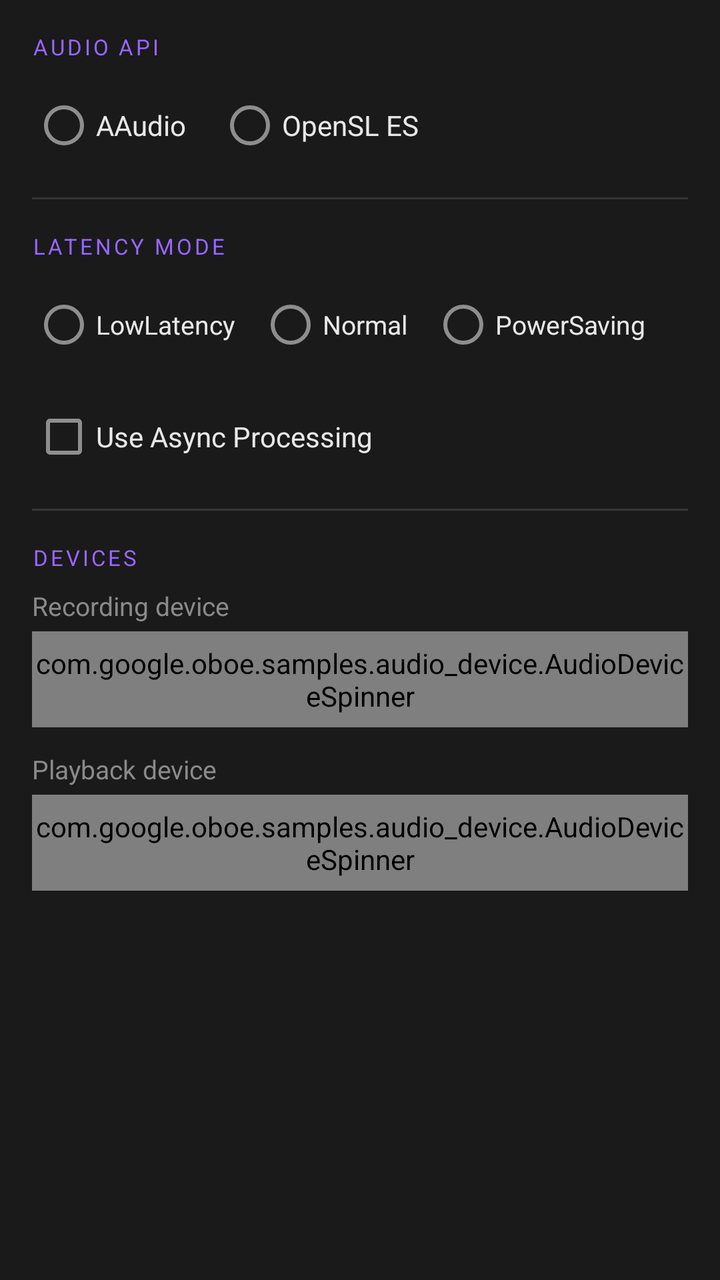
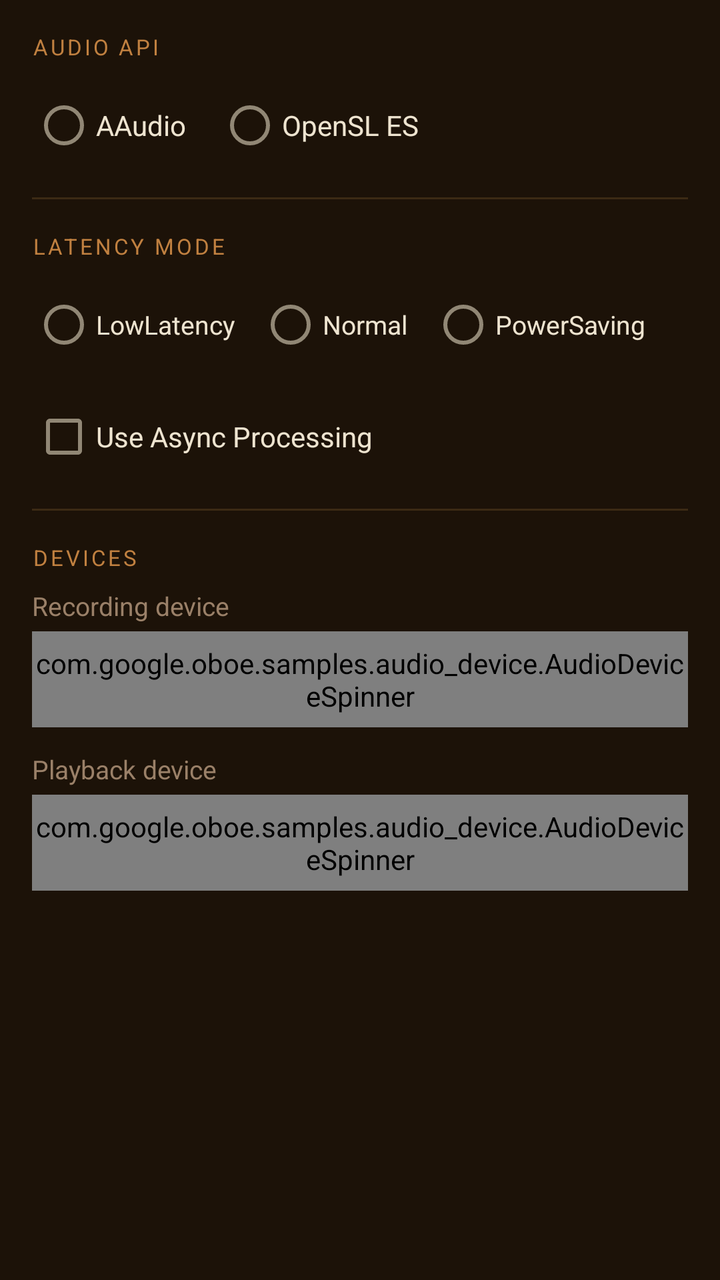

An Android layout rendered at two revisions. The XML below is the earlier revision; the diff shows what the commit changed to produce the second picture.
<!-- AndroidManifest.xml: application theme Theme.beatriceapp -->
<!-- res/layout/fragment_settings.xml -->
<?xml version="1.0" encoding="utf-8"?>
<ScrollView xmlns:android="http://schemas.android.com/apk/res/android"
    android:layout_width="match_parent"
    android:layout_height="match_parent"
    android:background="@color/vst_bg_primary">

    <LinearLayout
        android:layout_width="match_parent"
        android:layout_height="wrap_content"
        android:orientation="vertical"
        android:padding="16dp">

        
        <TextView
            android:layout_width="match_parent"
            android:layout_height="wrap_content"
            android:text="@string/section_audio_api"
            android:textColor="@color/vst_accent_purple"
            android:textSize="11sp"
            android:textAllCaps="true"
            android:letterSpacing="0.12"
            android:layout_marginBottom="8dp" />

        <RadioGroup
            android:id="@+id/apiSelectionGroup"
            android:layout_width="match_parent"
            android:layout_height="wrap_content"
            android:orientation="horizontal">

            <RadioButton
                android:id="@+id/aaudioButton"
                android:layout_width="wrap_content"
                android:layout_height="wrap_content"
                android:text="@string/aaudio"
                android:textColor="@color/vst_text_primary"
                android:textSize="14sp"
                android:layout_marginEnd="16dp" />

            <RadioButton
                android:id="@+id/slesButton"
                android:layout_width="wrap_content"
                android:layout_height="wrap_content"
                android:text="@string/sles"
                android:textColor="@color/vst_text_primary"
                android:textSize="14sp" />

        </RadioGroup>

        <View
            android:layout_width="match_parent"
            android:layout_height="1dp"
            android:background="@color/vst_divider"
            android:layout_marginTop="12dp"
            android:layout_marginBottom="16dp" />

        
        <TextView
            android:layout_width="match_parent"
            android:layout_height="wrap_content"
            android:text="@string/section_latency"
            android:textColor="@color/vst_accent_purple"
            android:textSize="11sp"
            android:textAllCaps="true"
            android:letterSpacing="0.12"
            android:layout_marginBottom="8dp" />

        <RadioGroup
            android:id="@+id/LatencySelectionGroup"
            android:layout_width="match_parent"
            android:layout_height="wrap_content"
            android:orientation="horizontal">

            <RadioButton
                android:id="@+id/LowLatencyButton"
                android:layout_width="wrap_content"
                android:layout_height="wrap_content"
                android:text="@string/low_latency"
                android:textColor="@color/vst_text_primary"
                android:textSize="13sp"
                android:layout_marginEnd="12dp" />

            <RadioButton
                android:id="@+id/NormalLatencyButton"
                android:layout_width="wrap_content"
                android:layout_height="wrap_content"
                android:text="@string/normal_latency"
                android:textColor="@color/vst_text_primary"
                android:textSize="13sp"
                android:layout_marginEnd="12dp" />

            <RadioButton
                android:id="@+id/PowerSavingButton"
                android:layout_width="wrap_content"
                android:layout_height="wrap_content"
                android:text="@string/power_saving"
                android:textColor="@color/vst_text_primary"
                android:textSize="13sp" />

        </RadioGroup>

        <CheckBox
            android:id="@+id/asyncProcessingCheckbox"
            android:layout_width="wrap_content"
            android:layout_height="wrap_content"
            android:text="@string/async_proc"
            android:textColor="@color/vst_text_primary"
            android:textSize="14sp"
            android:layout_marginTop="8dp" />

        <View
            android:layout_width="match_parent"
            android:layout_height="1dp"
            android:background="@color/vst_divider"
            android:layout_marginTop="12dp"
            android:layout_marginBottom="16dp" />

        
        <TextView
            android:layout_width="match_parent"
            android:layout_height="wrap_content"
            android:text="@string/section_devices"
            android:textColor="@color/vst_accent_purple"
            android:textSize="11sp"
            android:textAllCaps="true"
            android:letterSpacing="0.12"
            android:layout_marginBottom="8dp" />

        <TextView
            android:layout_width="match_parent"
            android:layout_height="wrap_content"
            android:text="@string/recording_device"
            android:textColor="@color/vst_text_secondary"
            android:textSize="13sp"
            android:layout_marginBottom="4dp" />

        <com.google.oboe.samples.audio_device.AudioDeviceSpinner
            android:id="@+id/recording_devices_spinner"
            android:layout_width="match_parent"
            android:layout_height="48dp"
            android:popupBackground="@color/vst_bg_card"
            android:layout_marginBottom="12dp" />

        <TextView
            android:layout_width="match_parent"
            android:layout_height="wrap_content"
            android:text="@string/playback_device"
            android:textColor="@color/vst_text_secondary"
            android:textSize="13sp"
            android:layout_marginBottom="4dp" />

        <com.google.oboe.samples.audio_device.AudioDeviceSpinner
            android:id="@+id/playback_devices_spinner"
            android:layout_width="match_parent"
            android:layout_height="48dp"
            android:popupBackground="@color/vst_bg_card" />

    </LinearLayout>
</ScrollView>
<!-- resources referenced by this layout -->
<resources>
  <color name="vst_accent_purple">#9966FF</color>
  <color name="vst_bg_card">#2E2E2E</color>
  <color name="vst_bg_primary">#1A1A1A</color>
  <color name="vst_divider">#363636</color>
  <color name="vst_text_primary">#E8E8E8</color>
  <color name="vst_text_secondary">#8A8A8A</color>
  <string name="aaudio">AAudio</string>
  <string name="async_proc">Use Async Processing</string>
  <string name="low_latency">LowLatency</string>
  <string name="normal_latency">Normal</string>
  <string name="playback_device">Playback device</string>
  <string name="power_saving">PowerSaving</string>
  <string name="recording_device">Recording device</string>
  <string name="section_audio_api">Audio API</string>
  <string name="section_devices">Devices</string>
  <string name="section_latency">Latency Mode</string>
  <string name="sles">OpenSL ES</string>
  <style name="Theme.beatriceapp" parent="Theme.MaterialComponents.DayNight.NoActionBar">
          <item name="colorPrimary">@color/vst_accent_purple</item>
          <item name="colorPrimaryVariant">@color/vst_accent_purple_dark</item>
          <item name="colorOnPrimary">@color/white</item>
          <item name="colorSecondary">@color/vst_accent_teal</item>
          <item name="colorSecondaryVariant">@color/vst_accent_teal</item>
          <item name="colorOnSecondary">@color/white</item>
          <item name="colorSurface">@color/vst_bg_secondary</item>
          <item name="colorOnSurface">@color/vst_text_primary</item>
          <item name="android:colorBackground">@color/vst_bg_primary</item>
          <item name="android:statusBarColor">@color/vst_bg_primary</item>
          <item name="android:windowLightStatusBar" tools:targetApi="23">false</item>
          <item name="android:textColorPrimary">@color/vst_text_primary</item>
          <item name="android:textColorSecondary">@color/vst_text_secondary</item>
          <item name="colorControlActivated">@color/vst_accent_purple</item>
          <item name="colorPrimaryDark">@color/vst_bg_primary</item>
      </style>
  <color name="vst_accent_purple_dark">#7744CC</color>
  <color name="white">#FFFFFFFF</color>
  <color name="vst_accent_teal">#26C6A0</color>
  <color name="vst_bg_secondary">#242424</color>
</resources>

<!-- the commit's change to res/layout/fragment_settings.xml (unified diff, before → after) -->
@@ -15,7 +15,7 @@
             android:layout_width="match_parent"
             android:layout_height="wrap_content"
             android:text="@string/section_audio_api"
-            android:textColor="@color/vst_accent_purple"
+            android:textColor="@color/vst_accent"
             android:textSize="11sp"
             android:textAllCaps="true"
             android:letterSpacing="0.12"
@@ -58,7 +58,7 @@
             android:layout_width="match_parent"
             android:layout_height="wrap_content"
             android:text="@string/section_latency"
-            android:textColor="@color/vst_accent_purple"
+            android:textColor="@color/vst_accent"
             android:textSize="11sp"
             android:textAllCaps="true"
             android:letterSpacing="0.12"
@@ -119,7 +119,7 @@
             android:layout_width="match_parent"
             android:layout_height="wrap_content"
             android:text="@string/section_devices"
-            android:textColor="@color/vst_accent_purple"
+            android:textColor="@color/vst_accent"
             android:textSize="11sp"
             android:textAllCaps="true"
             android:letterSpacing="0.12"
<!-- resource entries referenced after the edit -->
@@ -1,11 +1,11 @@
 <!-- resources referenced by this layout -->
 <resources>
-  <color name="vst_accent_purple">#9966FF</color>
-  <color name="vst_bg_card">#2E2E2E</color>
-  <color name="vst_bg_primary">#1A1A1A</color>
-  <color name="vst_divider">#363636</color>
-  <color name="vst_text_primary">#E8E8E8</color>
-  <color name="vst_text_secondary">#8A8A8A</color>
+  <color name="vst_accent">#C08040</color>
+  <color name="vst_bg_card">#2E2212</color>
+  <color name="vst_bg_primary">#1C1208</color>
+  <color name="vst_divider">#3C2A14</color>
+  <color name="vst_text_primary">#EEE4D0</color>
+  <color name="vst_text_secondary">#9A8068</color>
   <string name="aaudio">AAudio</string>
   <string name="async_proc">Use Async Processing</string>
   <string name="low_latency">LowLatency</string>
@@ -18,8 +18,8 @@
   <string name="section_latency">Latency Mode</string>
   <string name="sles">OpenSL ES</string>
   <style name="Theme.beatriceapp" parent="Theme.MaterialComponents.DayNight.NoActionBar">
-          <item name="colorPrimary">@color/vst_accent_purple</item>
-          <item name="colorPrimaryVariant">@color/vst_accent_purple_dark</item>
+          <item name="colorPrimary">@color/vst_accent</item>
+          <item name="colorPrimaryVariant">@color/vst_accent_dark</item>
           <item name="colorOnPrimary">@color/white</item>
           <item name="colorSecondary">@color/vst_accent_teal</item>
           <item name="colorSecondaryVariant">@color/vst_accent_teal</item>
@@ -31,12 +31,12 @@
           <item name="android:windowLightStatusBar" tools:targetApi="23">false</item>
           <item name="android:textColorPrimary">@color/vst_text_primary</item>
           <item name="android:textColorSecondary">@color/vst_text_secondary</item>
-          <item name="colorControlActivated">@color/vst_accent_purple</item>
+          <item name="colorControlActivated">@color/vst_accent</item>
           <item name="colorPrimaryDark">@color/vst_bg_primary</item>
       </style>
-  <color name="vst_accent_purple_dark">#7744CC</color>
+  <color name="vst_accent_dark">#9A5E24</color>
   <color name="white">#FFFFFFFF</color>
-  <color name="vst_accent_teal">#26C6A0</color>
-  <color name="vst_bg_secondary">#242424</color>
+  <color name="vst_accent_teal">#D4A464</color>
+  <color name="vst_bg_secondary">#251A0A</color>
 </resources>
 
